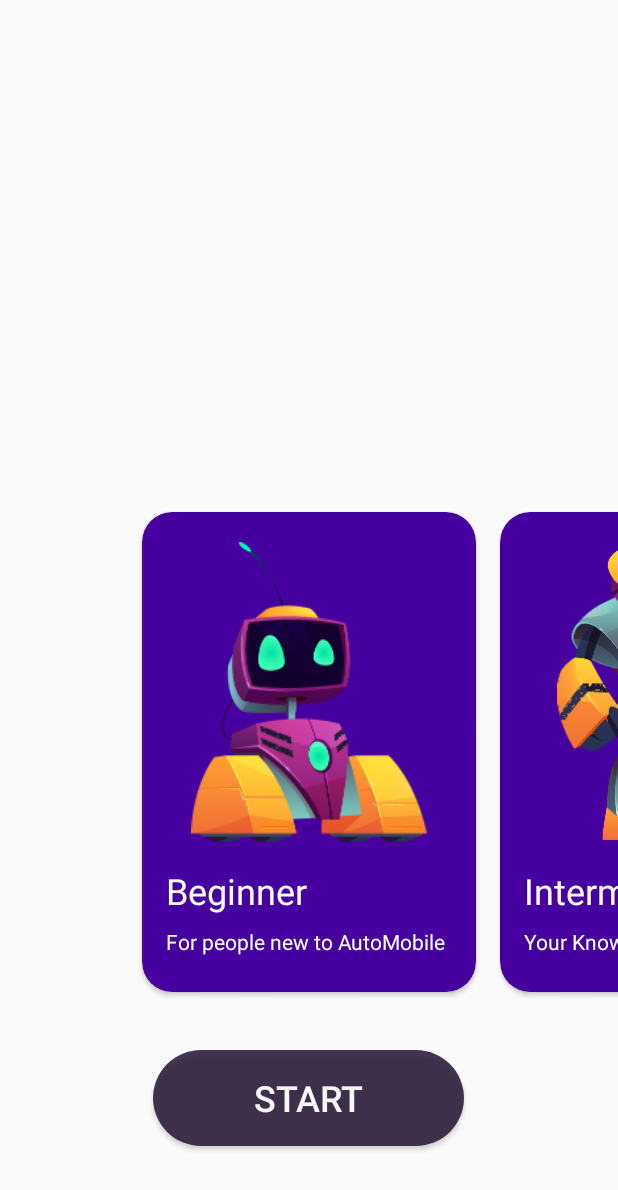
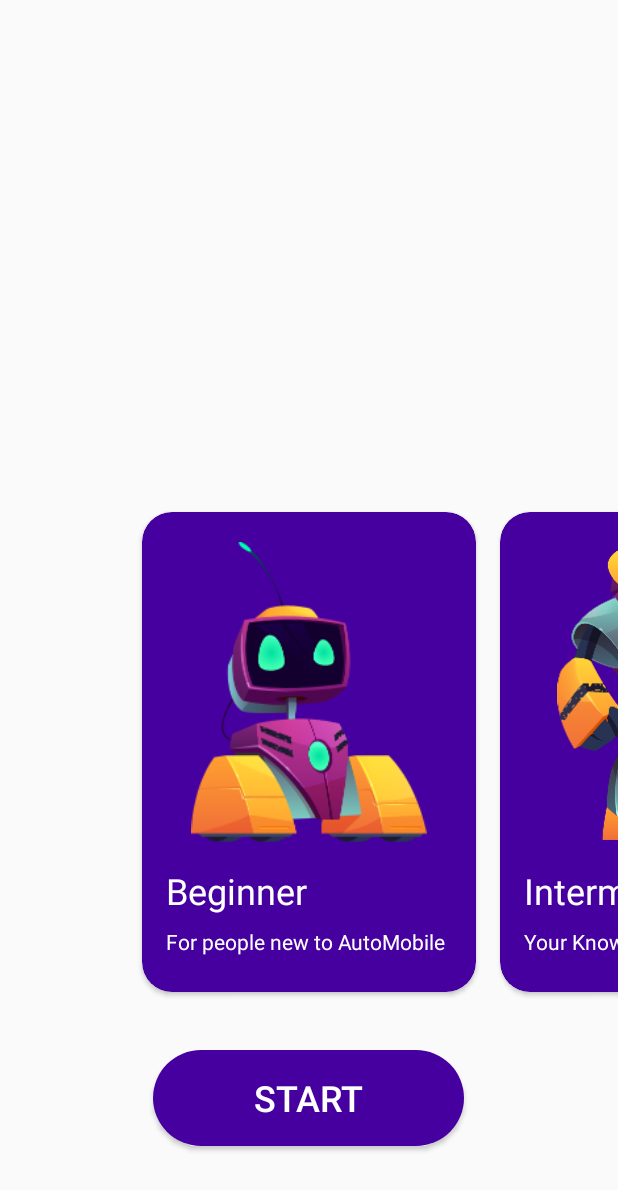
Before and after one commit to SAEapp/Yantriki, an Android app: the levelCard screen opened directly, with no data from a screen before it, on a phone screen of 412 x 824 dp. Shown: the top 1190 px of the screen. Run offline under Robolectric (Android 15) with nearby library versions, the phone set to English and light mode, and no system bars; our stand-ins replace Firebase (no records; nobody signed in at launch, a user with empty details on screens opened directly); Roboto replaces fonts that are not available here.

Commit message:
Small Fixes 5

```diff
--- a/app/src/main/res/layout/activity_cardlevel.xml
+++ b/app/src/main/res/layout/activity_cardlevel.xml
@@ -23,9 +23,7 @@
         android:layout_alignParentBottom="true"
         android:layout_centerHorizontal="true"
         android:layout_marginBottom="60dp"
-        android:alpha="0.85"
-        android:background="@drawable/round_corner_3"
-        android:backgroundTint="@color/colorPrimaryDark"
+        android:background="@drawable/round_corners_two"
         android:paddingLeft="30dp"
         android:paddingRight="30dp"
         android:text="Start"
```
